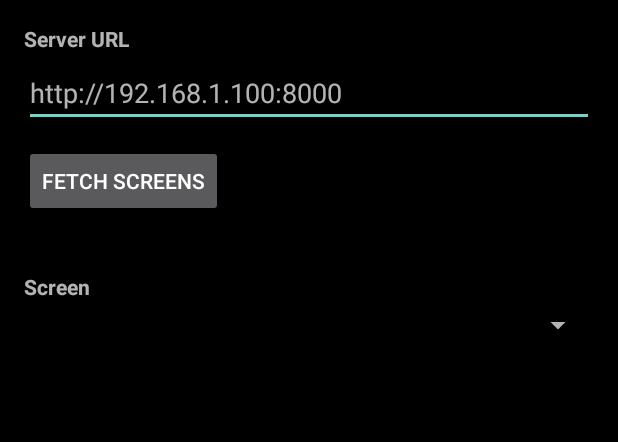
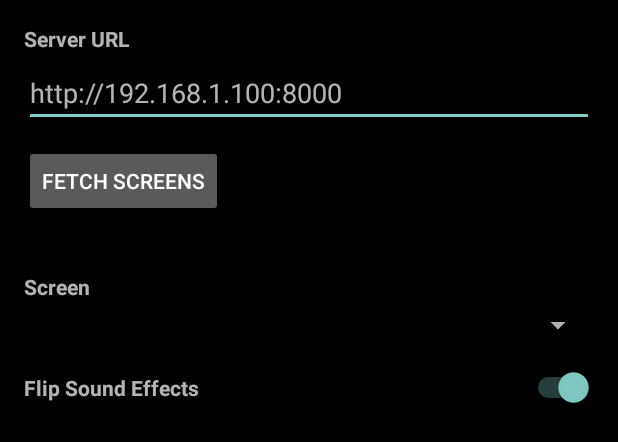
Before and after one commit to FlipperBoards/FlipperBoards, an Android app: the layout dialog_config.xml on its own in the app's theme, with its tools: preview values and no code run, on a phone screen of 412 x 824 dp. Shown: the top 442 px of the screen. Run offline under Robolectric (Android 15) with nearby library versions, the phone set to English and light mode, and no system bars.

Commit message:
Add sound enable/disable toggle to Android kiosk app
Config dialog now has a 'Flip Sound Effects' switch that saves to
SharedPreferences.  loadDisplay() appends &sound=0 or &sound=1 to the
URL, and DisplayView reads the new ?sound= param to override the
backend sound_enabled setting — so the Android device can mute
independently of the server-side default.

Co-Authored-By: Claude Sonnet 4.6 <noreply@anthropic.com>
Claude-Session: https://claude.ai/code/session_012DvZWtHiuNMzmp95cTsoem

```diff
--- a/android/app/src/main/res/layout/dialog_config.xml
+++ b/android/app/src/main/res/layout/dialog_config.xml
@@ -47,6 +47,28 @@
     <Spinner
         android:id="@+id/screenSpinner"
         android:layout_width="match_parent"
-        android:layout_height="wrap_content" />
+        android:layout_height="wrap_content"
+        android:layout_marginBottom="16dp" />
+
+    <LinearLayout
+        android:layout_width="match_parent"
+        android:layout_height="wrap_content"
+        android:orientation="horizontal"
+        android:gravity="center_vertical">
+
+        <TextView
+            android:layout_width="0dp"
+            android:layout_height="wrap_content"
+            android:layout_weight="1"
+            android:text="@string/label_sound"
+            android:textStyle="bold" />
+
+        <Switch
+            android:id="@+id/soundSwitch"
+            android:layout_width="wrap_content"
+            android:layout_height="wrap_content"
+            android:checked="true" />
+
+    </LinearLayout>
 
 </LinearLayout>
--- a/android/app/src/main/res/values/strings.xml
+++ b/android/app/src/main/res/values/strings.xml
@@ -6,4 +6,5 @@
     <string name="hint_server_url">http://192.168.1.100:8000</string>
     <string name="btn_fetch_screens">Fetch Screens</string>
     <string name="label_screen">Screen</string>
+    <string name="label_sound">Flip Sound Effects</string>
 </resources>
```
Also changed, not shown: android/app/src/main/java/com/flipperboards/display/MainActivity.kt (+8 -4 lines), 1 other file.
